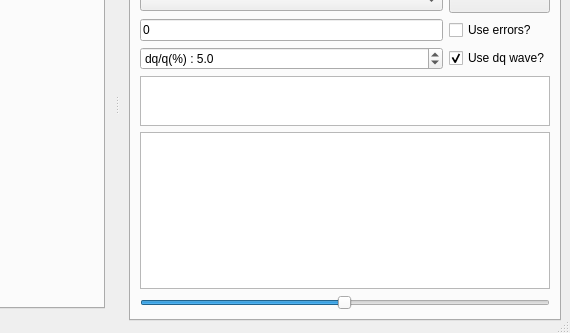
The window that qt/Motofit.ui (refnx/refnx) describes before a commit, drawn with Qt 5; both pictures show x 493 to 1063 and y 129 to 462 of the 1063 by 462 pixel window.
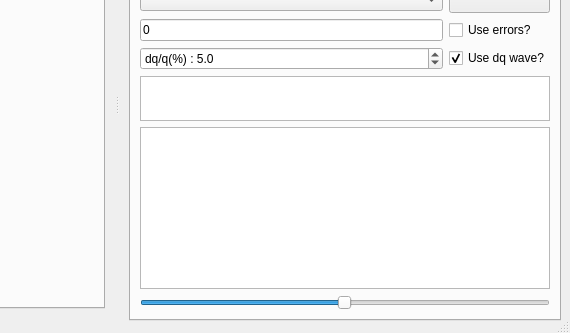
The same window after the commit.

```diff
--- a/qt/Motofit.ui
+++ b/qt/Motofit.ui
@@ -274,6 +274,38 @@
            </property>
           </widget>
          </item>
+         <item row="5" column="0" colspan="2">
+          <widget class="QTableView" name="layerModelView">
+           <property name="font">
+            <font>
+             <pointsize>10</pointsize>
+            </font>
+           </property>
+           <attribute name="horizontalHeaderStretchLastSection">
+            <bool>true</bool>
+           </attribute>
+          </widget>
+         </item>
+         <item row="4" column="0" colspan="2">
+          <widget class="QTableView" name="baseModelView">
+           <property name="maximumSize">
+            <size>
+             <width>16777215</width>
+             <height>45</height>
+            </size>
+           </property>
+           <property name="font">
+            <font>
+             <pointsize>10</pointsize>
+             <weight>50</weight>
+             <bold>false</bold>
+            </font>
+           </property>
+           <attribute name="horizontalHeaderStretchLastSection">
+            <bool>true</bool>
+           </attribute>
+          </widget>
+         </item>
          <item row="6" column="0" colspan="2">
           <widget class="QSlider" name="horizontalSlider">
            <property name="maximumSize">
@@ -291,18 +323,11 @@
            <property name="orientation">
             <enum>Qt::Horizontal</enum>
            </property>
-          </widget>
-         </item>
-         <item row="5" column="0" colspan="2">
-          <widget class="QTableView" name="layerModelView"/>
-         </item>
-         <item row="4" column="0" colspan="2">
-          <widget class="QTableView" name="baseModelView">
-           <property name="maximumSize">
-            <size>
-             <width>16777215</width>
-             <height>50</height>
-            </size>
+           <property name="invertedAppearance">
+            <bool>false</bool>
+           </property>
+           <property name="invertedControls">
+            <bool>false</bool>
            </property>
           </widget>
          </item>
```
Left out of the diff: 5 changed lines with no effect on the pictures.
